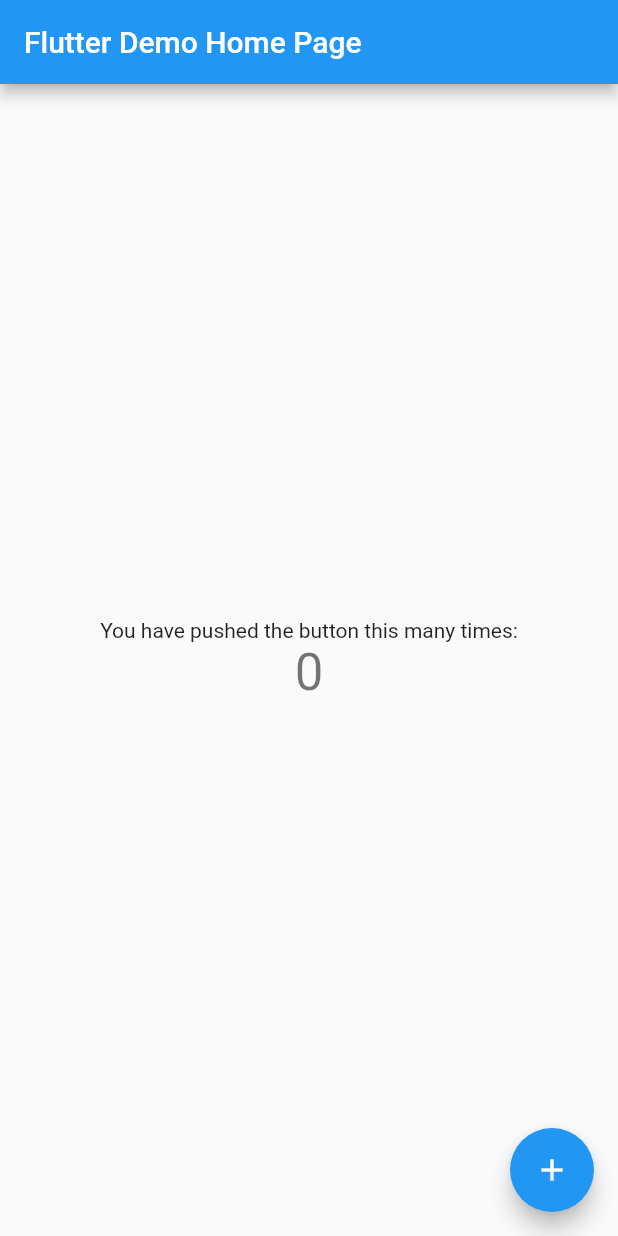
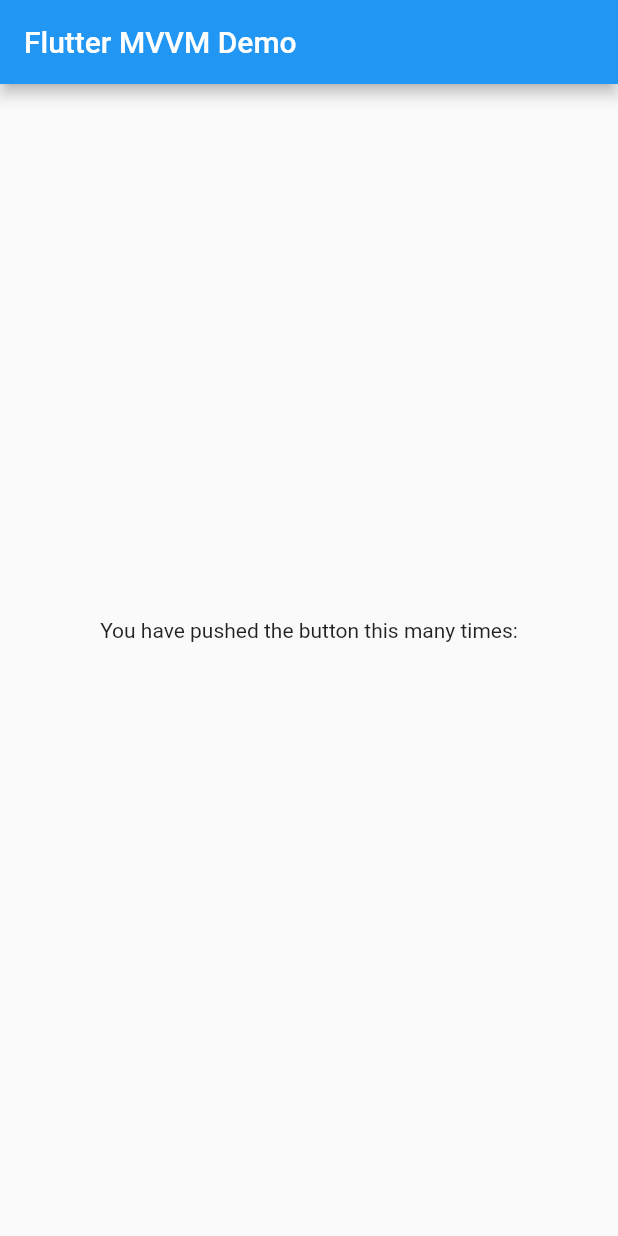
Before and after one commit to KicksCrew/flutter_mvvm_demo, a Flutter app: the screen it shows after launch, on a phone screen of 412 x 824 dp. Run offline on Flutter 3.47's test engine with Material 2 defaults, Android fonts, the phone set to English and light mode, and no system bars.

```diff
--- a/lib/main.dart
+++ b/lib/main.dart
@@ -1,4 +1,7 @@
 import 'package:flutter/material.dart';
+import 'package:provider/provider.dart';
+
+import 'provider/bus_stop_service.dart';
 
 void main() {
   runApp(const MyApp());
@@ -10,36 +13,21 @@ class MyApp extends StatelessWidget {
   // This widget is the root of your application.
   @override
   Widget build(BuildContext context) {
-    return MaterialApp(
-      title: 'Flutter Demo',
-      theme: ThemeData(
-        // This is the theme of your application.
-        //
-        // Try running your application with "flutter run". You'll see the
-        // application has a blue toolbar. Then, without quitting the app, try
-        // changing the primarySwatch below to Colors.green and then invoke
-        // "hot reload" (press "r" in the console where you ran "flutter run",
-        // or simply save your changes to "hot reload" in a Flutter IDE).
-        // Notice that the counter didn't reset back to zero; the application
-        // is not restarted.
-        primarySwatch: Colors.blue,
+    return ChangeNotifierProvider(
+      create: (context) => BusStops(),
+      child: MaterialApp(
+        title: 'Flutter MVVM Demo',
+        theme: ThemeData(
+          primarySwatch: Colors.blue,
+        ),
+        home: const MyHomePage(title: 'Flutter MVVM Demo'),
       ),
-      home: const MyHomePage(title: 'Flutter Demo Home Page'),
     );
   }
 }
 
 class MyHomePage extends StatefulWidget {
   const MyHomePage({super.key, required this.title});
-
-  // This widget is the home page of your application. It is stateful, meaning
-  // that it has a State object (defined below) that contains fields that affect
-  // how it looks.
-
-  // This class is the configuration for the state. It holds the values (in this
-  // case the title) provided by the parent (in this case the App widget) and
-  // used by the build method of the State. Fields in a Widget subclass are
-  // always marked "final".
 
   final String title;
 
@@ -48,68 +36,27 @@ class MyHomePage extends StatefulWidget {
 }
 
 class _MyHomePageState extends State<MyHomePage> {
-  int _counter = 0;
-
-  void _incrementCounter() {
-    setState(() {
-      // This call to setState tells the Flutter framework that something has
-      // changed in this State, which causes it to rerun the build method below
-      // so that the display can reflect the updated values. If we changed
-      // _counter without calling setState(), then the build method would not be
-      // called again, and so nothing would appear to happen.
-      _counter++;
-    });
-  }
 
   @override
   Widget build(BuildContext context) {
-    // This method is rerun every time setState is called, for instance as done
-    // by the _incrementCounter method above.
-    //
-    // The Flutter framework has been optimized to make rerunning build methods
-    // fast, so that you can just rebuild anything that needs updating rather
-    // than having to individually change instances of widgets.
     return Scaffold(
       appBar: AppBar(
-        // Here we take the value from the MyHomePage object that was created by
-        // the App.build method, and use it to set our appbar title.
         title: Text(widget.title),
       ),
       body: Center(
-        // Center is a layout widget. It takes a single child and positions it
-        // in the middle of the parent.
         child: Column(
-          // Column is also a layout widget. It takes a list of children and
-          // arranges them vertically. By default, it sizes itself to fit its
-          // children horizontally, and tries to be as tall as its parent.
-          //
-          // Invoke "debug painting" (press "p" in the console, choose the
-          // "Toggle Debug Paint" action from the Flutter Inspector in Android
-          // Studio, or the "Toggle Debug Paint" command in Visual Studio Code)
-          // to see the wireframe for each widget.
-          //
-          // Column has various properties to control how it sizes itself and
-          // how it positions its children. Here we use mainAxisAlignment to
-          // center the children vertically; the main axis here is the vertical
-          // axis because Columns are vertical (the cross axis would be
-          // horizontal).
           mainAxisAlignment: MainAxisAlignment.center,
           children: <Widget>[
             const Text(
               'You have pushed the button this many times:',
             ),
             Text(
-              '$_counter',
+              '',
               style: Theme.of(context).textTheme.headline4,
             ),
           ],
         ),
       ),
-      floatingActionButton: FloatingActionButton(
-        onPressed: _incrementCounter,
-        tooltip: 'Increment',
-        child: const Icon(Icons.add),
-      ), // This trailing comma makes auto-formatting nicer for build methods.
     );
   }
 }
--- /dev/null
+++ b/lib/provider/bus_stop_service.dart
@@ -0,0 +1,35 @@
+import 'dart:convert';
+import 'dart:developer';
+import 'dart:io';
+
+import 'package:flutter/material.dart';
+import 'package:http/http.dart' as http;
+
+import '../model/bus_stop_model.dart';
+
+class BusStops with ChangeNotifier {
+  List<BusStopModel> _busStops = [];
+
+  List<BusStopModel> get busStops => _busStops;
+
+  Future<BusStopModel?> getBusStopData() async {
+    BusStopModel? result;
+    try {
+      final response = await http.get(
+        Uri.parse("https://data.etabus.gov.hk/v1/transport/kmb/route/"),
+        headers: {
+          HttpHeaders.contentTypeHeader: "application/json",
+        },
+      );
+      if (response.statusCode == 200) {
+        final item = json.decode(response.body);
+        result = BusStopModel.fromJson(item);
+      } else {
+        print("error");
+      }
+    } catch (e) {
+      log(e.toString());
+    }
+    return result;
+  }
+}
```
Also changed, not shown: lib/service/bus_stop_service.dart (deleted, +0 -28 lines).
